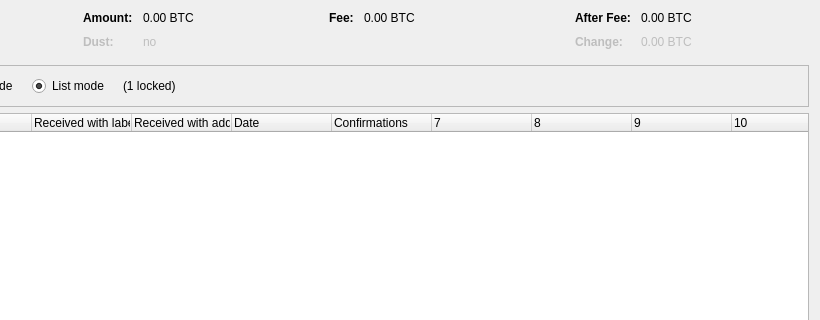
The window that src/qt/forms/coincontroldialog.ui (eveybcd/BitcoinDiamond) describes before a commit, drawn with Qt 5; both pictures show x 180 to 1000 and y 0 to 320 of the 1000 by 500 pixel window.
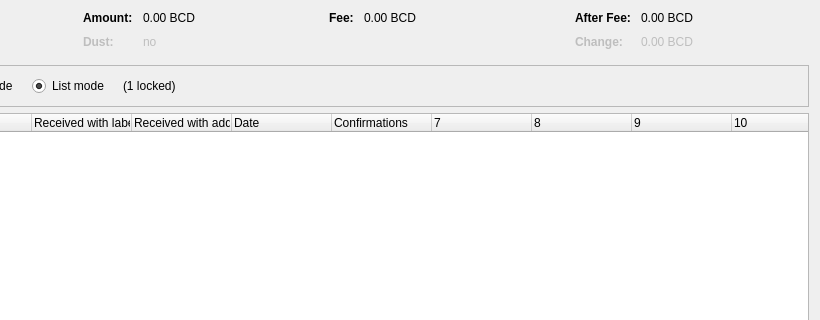
The same window after the commit. Custom widgets are drawn as their Qt base class.

What changed in the file:
```diff
--- a/src/qt/forms/coincontroldialog.ui
+++ b/src/qt/forms/coincontroldialog.ui
@@ -132,7 +132,7 @@
           <enum>Qt::ActionsContextMenu</enum>
          </property>
          <property name="text">
-          <string notr="true">0.00 BTC</string>
+          <string notr="true">0.00 BCD</string>
          </property>
          <property name="textInteractionFlags">
           <set>Qt::LinksAccessibleByMouse|Qt::TextSelectableByKeyboard|Qt::TextSelectableByMouse</set>
@@ -212,7 +212,7 @@
           <enum>Qt::ActionsContextMenu</enum>
          </property>
          <property name="text">
-          <string notr="true">0.00 BTC</string>
+          <string notr="true">0.00 BCD</string>
          </property>
          <property name="textInteractionFlags">
           <set>Qt::LinksAccessibleByMouse|Qt::TextSelectableByKeyboard|Qt::TextSelectableByMouse</set>
@@ -257,7 +257,7 @@
           <enum>Qt::ActionsContextMenu</enum>
          </property>
          <property name="text">
-          <string notr="true">0.00 BTC</string>
+          <string notr="true">0.00 BCD</string>
          </property>
          <property name="textInteractionFlags">
           <set>Qt::LinksAccessibleByMouse|Qt::TextSelectableByKeyboard|Qt::TextSelectableByMouse</set>
@@ -292,7 +292,7 @@
           <enum>Qt::ActionsContextMenu</enum>
          </property>
          <property name="text">
-          <string notr="true">0.00 BTC</string>
+          <string notr="true">0.00 BCD</string>
          </property>
          <property name="textInteractionFlags">
           <set>Qt::LinksAccessibleByMouse|Qt::TextSelectableByKeyboard|Qt::TextSelectableByMouse</set>
```
